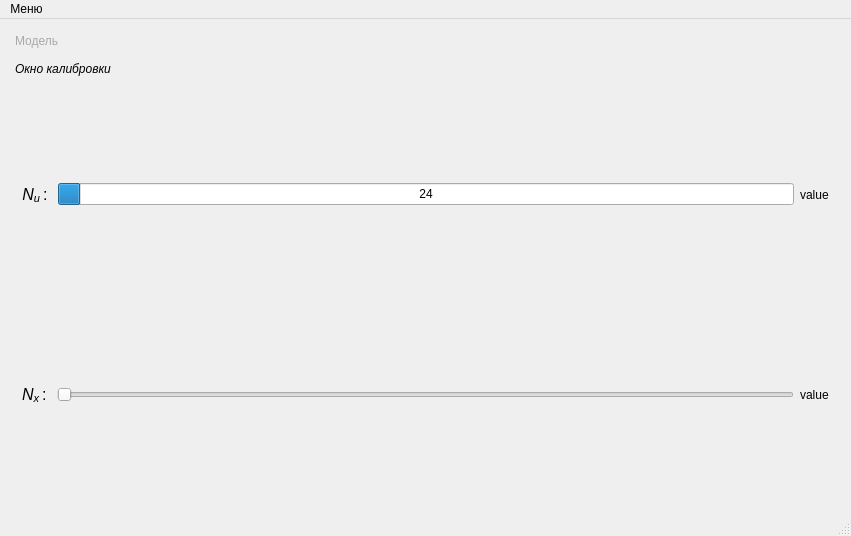
Qt form testPlot/testplot.ui (vazgmik/testPlot) before a commit.
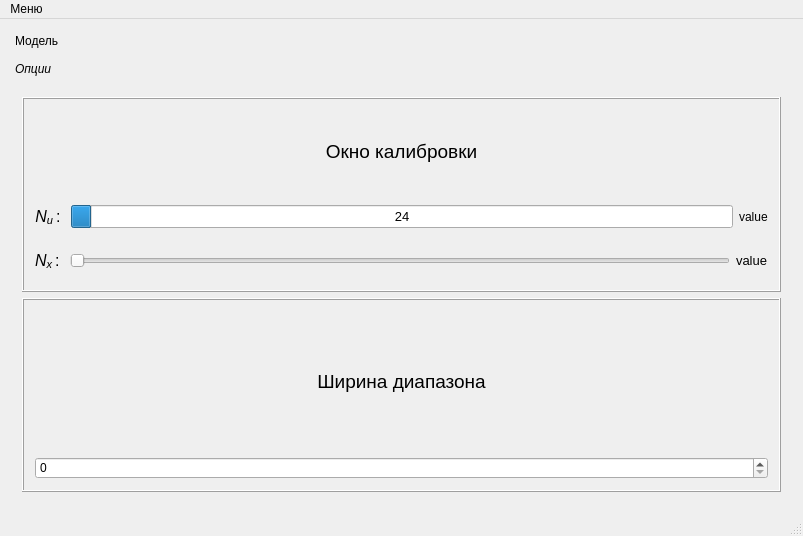
The same form after that commit. The open tabs and pages were chosen to show the change. Icons and pictures are not drawn. Custom widgets are drawn as their Qt base class.

Commit message: интерфейс

```diff
--- a/testPlot/testplot.ui
+++ b/testPlot/testplot.ui
@@ -6,7 +6,7 @@
    <rect>
     <x>0</x>
     <y>0</y>
-    <width>851</width>
+    <width>803</width>
     <height>536</height>
    </rect>
   </property>
@@ -30,11 +30,13 @@
         </property>
         <property name="styleSheet">
          <string notr="true">QToolBox::tab {
+	
+	font: 75 italic 14pt &quot;Times New Roman&quot;;
      background: qlineargradient(x1: 0, y1: 0, x2: 0, y2: 1,
                                  stop: 0 #E1E1E1, stop: 0.4 #DDDDDD,
                                  stop: 0.5 #D8D8D8, stop: 1.0 #D3D3D3);
-     border-radius: 5px;
-     color: darkgray;
+     border-radius: 12px;
+     color: black;
  }
 
  QToolBox::tab:selected { /* italicize selected tabs */
@@ -221,29 +223,51 @@
           <rect>
            <x>0</x>
            <y>0</y>
-           <width>178</width>
-           <height>70</height>
+           <width>783</width>
+           <height>421</height>
           </rect>
          </property>
          <attribute name="label">
-          <string>Окно калибровки</string>
+          <string>Опции</string>
          </attribute>
+         <layout class="QVBoxLayout" name="verticalLayout_11">
+          <item>
+           <layout class="QVBoxLayout" name="verticalLayout_8">
+            <item>
+             <widget class="QFrame" name="frame">
+              <property name="frameShape">
+               <enum>QFrame::Box</enum>
+              </property>
+              <property name="frameShadow">
+               <enum>QFrame::Raised</enum>
+              </property>
          <layout class="QVBoxLayout" name="verticalLayout_5">
           <item>
-           <layout class="QVBoxLayout" name="verticalLayout_3" stretch="0,0">
-            <property name="spacing">
-             <number>6</number>
-            </property>
-            <property name="sizeConstraint">
-             <enum>QLayout::SetDefaultConstraint</enum>
-            </property>
-            <property name="topMargin">
-             <number>0</number>
-            </property>
+                <widget class="QLabel" name="label">
+                 <property name="font">
+                  <font>
+                   <pointsize>14</pointsize>
+                  </font>
+                 </property>
+                 <property name="text">
+                  <string>Окно калибровки</string>
+                 </property>
+                 <property name="alignment">
+                  <set>Qt::AlignCenter</set>
+                 </property>
+                </widget>
+               </item>
+               <item>
+                <layout class="QVBoxLayout" name="verticalLayout_3">
             <item>
              <layout class="QHBoxLayout" name="horizontalLayout_4">
               <item>
                <widget class="QLabel" name="lbtNu">
+                     <property name="font">
+                      <font>
+                       <pointsize>10</pointsize>
+                      </font>
+                     </property>
                 <property name="text">
                  <string>&lt;html&gt;&lt;head/&gt;&lt;body&gt;&lt;p&gt;&lt;span style=&quot; font-size:12pt; font-style:italic;&quot;&gt;N&lt;/span&gt;&lt;span style=&quot; font-size:12pt; font-style:italic; vertical-align:sub;&quot;&gt;u &lt;/span&gt;&lt;span style=&quot; font-size:12pt;&quot;&gt;: &lt;/span&gt;&lt;/p&gt;&lt;/body&gt;&lt;/html&gt;</string>
                 </property>
@@ -254,6 +278,11 @@
               </item>
               <item>
                <widget class="QProgressBar" name="progressBar">
+                     <property name="font">
+                      <font>
+                       <pointsize>10</pointsize>
+                      </font>
+                     </property>
                 <property name="maximum">
                  <number>770</number>
                 </property>
@@ -281,6 +310,11 @@
              <layout class="QHBoxLayout" name="horizontalLayout_3">
               <item>
                <widget class="QLabel" name="lbt_Nx">
+                     <property name="font">
+                      <font>
+                       <pointsize>10</pointsize>
+                      </font>
+                     </property>
                 <property name="text">
                  <string>&lt;html&gt;&lt;head/&gt;&lt;body&gt;&lt;p&gt;&lt;span style=&quot; font-size:12pt; font-style:italic;&quot;&gt;N&lt;/span&gt;&lt;span style=&quot; font-size:12pt; font-style:italic; vertical-align:sub;&quot;&gt;x &lt;/span&gt;&lt;span style=&quot; font-size:12pt;&quot;&gt;: &lt;/span&gt;&lt;/p&gt;&lt;/body&gt;&lt;/html&gt;</string>
                 </property>
@@ -298,6 +332,11 @@
               </item>
               <item>
                <widget class="QLabel" name="lbNx">
+                     <property name="font">
+                      <font>
+                       <pointsize>10</pointsize>
+                      </font>
+                     </property>
                 <property name="text">
                  <string>value</string>
                 </property>
@@ -308,6 +347,44 @@
            </layout>
           </item>
          </layout>
+             </widget>
+            </item>
+            <item>
+             <widget class="QFrame" name="frame_2">
+              <property name="frameShape">
+               <enum>QFrame::Box</enum>
+              </property>
+              <property name="frameShadow">
+               <enum>QFrame::Raised</enum>
+              </property>
+              <layout class="QVBoxLayout" name="verticalLayout_7">
+               <item>
+                <widget class="QLabel" name="label_2">
+                 <property name="font">
+                  <font>
+                   <pointsize>14</pointsize>
+                  </font>
+                 </property>
+                 <property name="text">
+                  <string>Ширина диапазона</string>
+                 </property>
+                 <property name="alignment">
+                  <set>Qt::AlignCenter</set>
+                 </property>
+                </widget>
+               </item>
+               <item>
+                <widget class="QSpinBox" name="graph_range"/>
+               </item>
+              </layout>
+             </widget>
+            </item>
+           </layout>
+          </item>
+         </layout>
+         <zorder>frame</zorder>
+         <zorder>progressBar</zorder>
+         <zorder>frame_2</zorder>
         </widget>
        </widget>
       </item>
@@ -320,7 +397,7 @@
     <rect>
      <x>0</x>
      <y>0</y>
-     <width>851</width>
+     <width>803</width>
      <height>21</height>
     </rect>
    </property>
```
Left out of the diff: 86 changed lines with no effect on the pictures. Lines whose indentation alone changed are shown as unchanged. The commit also changes 2 other files.
